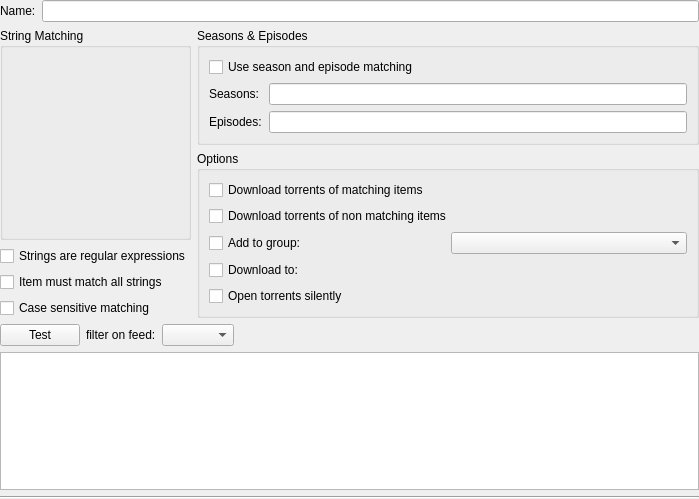
This is plugins/syndication/filtereditor.ui in KDE/ktorrent as Qt 5 draws it before an edit. The edited form follows.
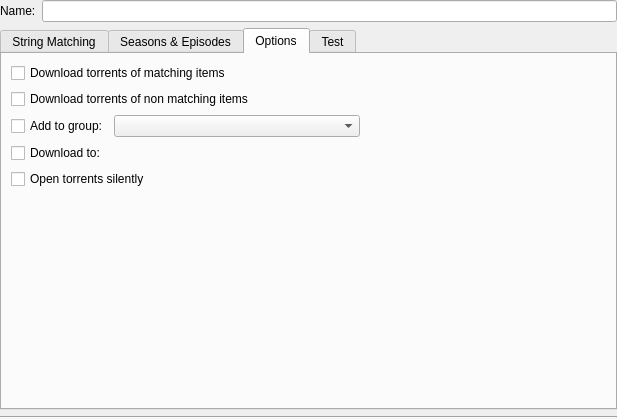
This is the edited form. The open tabs and pages were chosen to show the change. Custom widgets are drawn as their Qt base class.

What changed in the file:
```diff
--- a/plugins/syndication/filtereditor.ui
+++ b/plugins/syndication/filtereditor.ui
@@ -5,11 +5,11 @@
    <rect>
     <x>0</x>
     <y>0</y>
-    <width>699</width>
-    <height>499</height>
+    <width>617</width>
+    <height>419</height>
    </rect>
   </property>
-  <layout class="QVBoxLayout" name="verticalLayout_5" >
+  <layout class="QVBoxLayout" name="verticalLayout_4" >
    <property name="margin" >
     <number>0</number>
    </property>
@@ -28,8 +28,14 @@
     </layout>
    </item>
    <item>
-    <layout class="QHBoxLayout" name="horizontalLayout_4" >
-     <item>
+    <widget class="QTabWidget" name="tabWidget" >
+     <property name="currentIndex" >
+      <number>1</number>
+     </property>
+     <widget class="QWidget" name="tab" >
+      <attribute name="title" >
+       <string>String Matching</string>
+      </attribute>
       <layout class="QVBoxLayout" name="verticalLayout_2" >
        <item>
         <widget class="KEditListBox" name="m_word_matches" >
@@ -65,7 +71,7 @@
 &lt;p style=" margin-top:12px; margin-bottom:12px; margin-left:0px; margin-right:0px; -qt-block-indent:0; text-indent:0px; color:#000000;">For example the *.torrent will match any item which ends in .torrent. &lt;/p>&lt;/body>&lt;/html></string>
          </property>
          <property name="title" >
-          <string>String Matching</string>
+          <string/>
          </property>
          <property name="buttons" >
           <set>KEditListBox::Add|KEditListBox::Remove</set>
@@ -97,15 +103,12 @@
         </widget>
        </item>
       </layout>
-     </item>
-     <item>
-      <layout class="QVBoxLayout" name="verticalLayout_4" >
-       <item>
-        <widget class="QGroupBox" name="groupBox" >
-         <property name="title" >
+     </widget>
+     <widget class="QWidget" name="tab_2" >
+      <attribute name="title" >
           <string>Seasons &amp;&amp; Episodes</string>
-         </property>
-         <layout class="QVBoxLayout" name="verticalLayout_3" >
+      </attribute>
+      <layout class="QVBoxLayout" name="verticalLayout" >
           <item>
            <widget class="QCheckBox" name="m_use_se_matching" >
             <property name="text" >
@@ -153,15 +156,33 @@
             </item>
            </layout>
           </item>
-         </layout>
-        </widget>
-       </item>
-       <item>
-        <widget class="QGroupBox" name="groupBox_2" >
-         <property name="title" >
+       <item>
+        <widget class="QCheckBox" name="m_se_no_duplicates" >
+         <property name="text" >
+          <string>Do not download multiple items with the same season and episode</string>
+         </property>
+        </widget>
+       </item>
+       <item>
+        <spacer name="verticalSpacer" >
+         <property name="orientation" >
+          <enum>Qt::Vertical</enum>
+         </property>
+         <property name="sizeHint" stdset="0" >
+          <size>
+           <width>20</width>
+           <height>40</height>
+          </size>
+         </property>
+        </spacer>
+       </item>
+      </layout>
+     </widget>
+     <widget class="QWidget" name="tab_3" >
+      <attribute name="title" >
           <string>Options</string>
-         </property>
-         <layout class="QVBoxLayout" name="verticalLayout" >
+      </attribute>
+      <layout class="QVBoxLayout" name="verticalLayout_3" >
           <item>
            <widget class="QCheckBox" name="m_download_matches" >
             <property name="text" >
@@ -186,7 +207,27 @@
              </widget>
             </item>
             <item>
-             <widget class="QComboBox" name="m_group" />
+          <widget class="QComboBox" name="m_group" >
+           <property name="sizePolicy" >
+            <sizepolicy vsizetype="Fixed" hsizetype="Expanding" >
+             <horstretch>0</horstretch>
+             <verstretch>0</verstretch>
+            </sizepolicy>
+           </property>
+          </widget>
+         </item>
+         <item>
+          <spacer name="horizontalSpacer" >
+           <property name="orientation" >
+            <enum>Qt::Horizontal</enum>
+           </property>
+           <property name="sizeHint" stdset="0" >
+            <size>
+             <width>40</width>
+             <height>20</height>
+            </size>
+           </property>
+          </spacer>
             </item>
            </layout>
           </item>
@@ -212,25 +253,25 @@
            </widget>
           </item>
           <item>
-           <spacer name="verticalSpacer" >
+        <spacer name="verticalSpacer_2" >
             <property name="orientation" >
              <enum>Qt::Vertical</enum>
             </property>
             <property name="sizeHint" stdset="0" >
              <size>
               <width>20</width>
-              <height>40</height>
+           <height>174</height>
              </size>
             </property>
            </spacer>
           </item>
          </layout>
         </widget>
-       </item>
-      </layout>
-     </item>
-    </layout>
-   </item>
+     <widget class="QWidget" name="tab_4" >
+      <attribute name="title" >
+       <string>Test</string>
+      </attribute>
+      <layout class="QVBoxLayout" name="verticalLayout_5" >
    <item>
     <layout class="QHBoxLayout" name="horizontalLayout_5" >
      <item>
@@ -268,7 +309,7 @@
    <item>
     <widget class="QTreeView" name="m_test_results" >
      <property name="sizePolicy" >
-      <sizepolicy vsizetype="Preferred" hsizetype="Expanding" >
+          <sizepolicy vsizetype="Expanding" hsizetype="Expanding" >
        <horstretch>0</horstretch>
        <verstretch>0</verstretch>
       </sizepolicy>
@@ -284,6 +325,10 @@
      </property>
     </widget>
    </item>
+      </layout>
+     </widget>
+    </widget>
+   </item>
    <item>
     <widget class="Line" name="line" >
      <property name="orientation" >
```
Left out of the diff: 16 changed lines with no effect on the pictures. Lines whose indentation alone changed are shown as unchanged.
